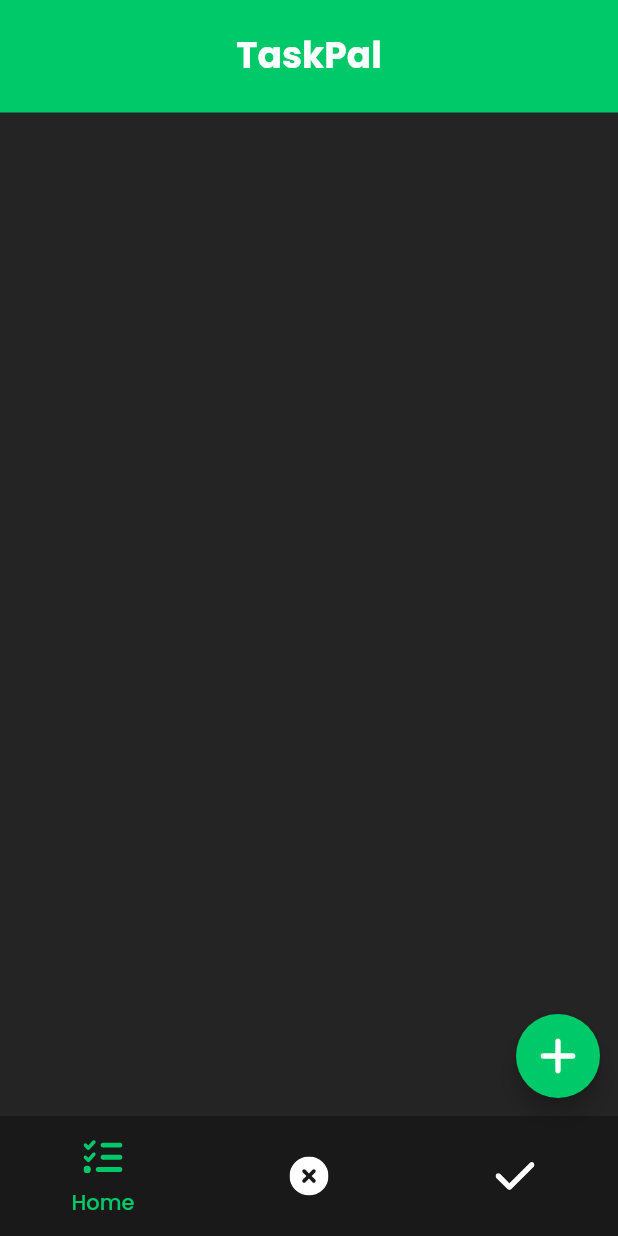
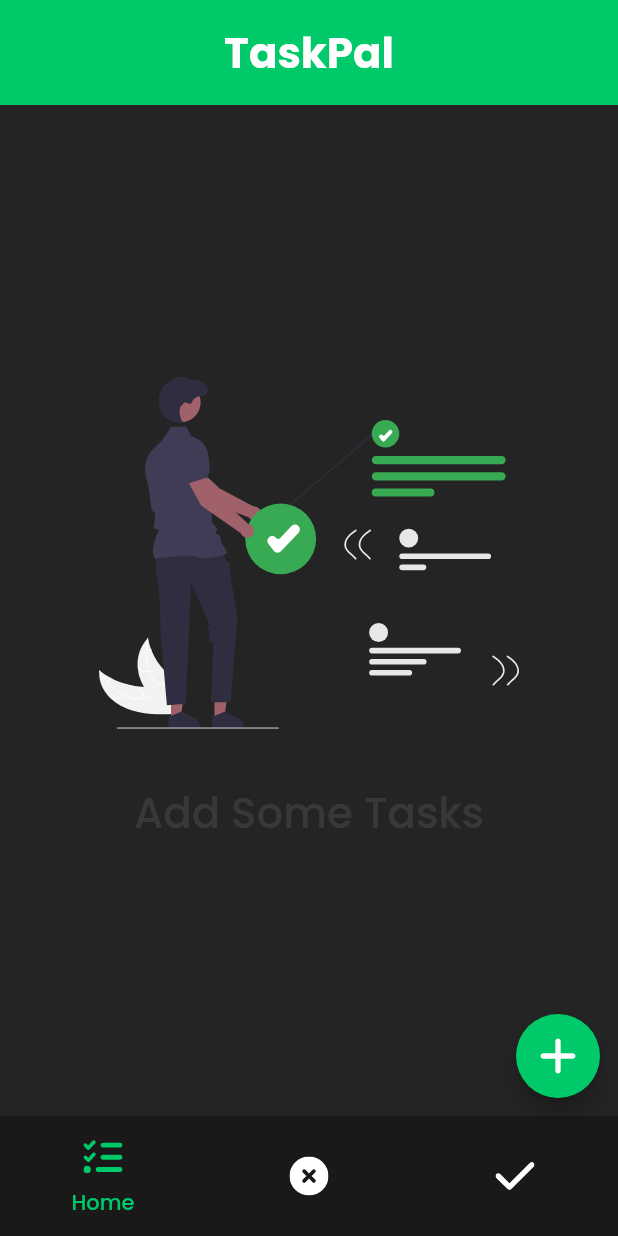
Before and after one commit to RoschelleMR/flutter-todo-app, a Flutter app: the screen it shows after launch, on a phone screen of 412 x 824 dp. Run offline on Flutter 3.47's test engine with Material 2 defaults, Android fonts, the phone set to English and light mode, and no system bars; our stand-ins replace flutter_svg, hive_flutter; accounts and stored records are empty.

Commit message:
Added launcher icon and welcome screen

```diff
--- a/lib/pages/home_page.dart
+++ b/lib/pages/home_page.dart
@@ -23,7 +23,7 @@ class _HomePageState extends State<HomePage> {
   @override
   void initState() {
     super.initState();
-    if (tasks_list.length == 0) {
+    if (_tasksBox.isEmpty) {
       dataEmpty = true;
     } else {
       dataEmpty = false;
@@ -35,12 +35,24 @@ class _HomePageState extends State<HomePage> {
     String newHeader = '';
     tasks_list.clear();
 
+    if (currentIndex == 0) {
+      newHeader = 'All Tasks';
+    }
+    ;
+    if (currentIndex == 1) {
+      newHeader = 'Incomplete Tasks';
+    }
+    ;
+
+    if (currentIndex == 2) {
+      newHeader = 'Completed Tasks';
+    }
+    ;
+
     for (var i = 0; i < taskKeys.length; i++) {
       final item = _tasksBox.get(taskKeys[i]);
 
       if (currentIndex == 0) {
-        newHeader = 'All Tasks';
-
         tasks_list.add({
           'id': taskKeys[i],
           'name': item['taskName'],
@@ -51,9 +63,8 @@ class _HomePageState extends State<HomePage> {
         });
       }
 
-      if (currentIndex == 1){
-        newHeader = 'Incomplete Tasks';
-        if(item['completedStatus'] == false){
+      if (currentIndex == 1) {
+        if (item['completedStatus'] == false) {
           tasks_list.add({
             'id': taskKeys[i],
             'name': item['taskName'],
@@ -64,9 +75,8 @@ class _HomePageState extends State<HomePage> {
           });
         }
       }
-      if (currentIndex == 2){
-        newHeader = 'Completed Tasks';
-        if(item['completedStatus'] == true){
+      if (currentIndex == 2) {
+        if (item['completedStatus'] == true) {
           tasks_list.add({
             'id': taskKeys[i],
             'name': item['taskName'],
@@ -175,13 +185,14 @@ class _HomePageState extends State<HomePage> {
       floatingActionButtonLocation: currentIndex == 2 && tasks_list.length != 0
           ? FloatingActionButtonLocation.miniStartFloat
           : FloatingActionButtonLocation.miniEndFloat,
-      floatingActionButton:
-          currentIndex == 2 && tasks_list.length != 0 ? clearCompletedButton() : floatingButton(),
+      floatingActionButton: currentIndex == 2 && tasks_list.length != 0
+          ? clearCompletedButton()
+          : floatingButton(),
       appBar: appBarSection(),
-      body: homeBody(),
+      body: _tasksBox.isEmpty ? welcomeBody() : homeBody(),
       bottomNavigationBar: NavigationBar(
         labelBehavior: NavigationDestinationLabelBehavior.onlyShowSelected,
-        backgroundColor: Color.fromRGBO(24, 24, 24, 0.884),
+        backgroundColor: Color(0xE0181818),
         elevation: 0,
         destinations: navigationDestinations(),
         selectedIndex: currentIndex,
@@ -192,6 +203,32 @@ class _HomePageState extends State<HomePage> {
           });
         },
       ),
+    );
+  }
+
+  Column welcomeBody() {
+    return Column(
+      mainAxisAlignment: MainAxisAlignment.center,
+      crossAxisAlignment: CrossAxisAlignment.center,
+      children: [
+        Center(
+          child: SvgPicture.asset(
+            'assets/icons/tasks-list.svg',
+            width: 280,
+          ),
+        ),
+        SizedBox(
+          height: 35,
+        ),
+        Text(
+          'Add Some Tasks',
+          style: TextStyle(
+            fontSize: 28,
+            fontWeight: FontWeight.w500,
+            color: Color(0xFF888888).withOpacity(0.2),
+          ),
+        )
+      ],
     );
   }
 
@@ -333,8 +370,6 @@ class _HomePageState extends State<HomePage> {
                   ),
                 );
               },
-              //this is temporary, need to add an intro to the app
-              // that says 'Create a task' or something like that
             ),
           ]),
     );
@@ -343,13 +378,13 @@ class _HomePageState extends State<HomePage> {
   AppBar appBarSection() {
     return AppBar(
       elevation: 0,
-      toolbarHeight: 75,
+      toolbarHeight: 70,
       centerTitle: true,
       automaticallyImplyLeading: false,
       title: Text(
         'TaskPal',
         style: TextStyle(
-          fontSize: 24,
+          fontSize: 28,
           fontWeight: FontWeight.bold,
         ),
       ),
```
Also changed, not shown: pubspec.yaml (+7 -0 lines), assets/icons/launcher_icon.png (added), assets/icons/tasks-list.svg (added), pubspec.lock, 27 other files.
